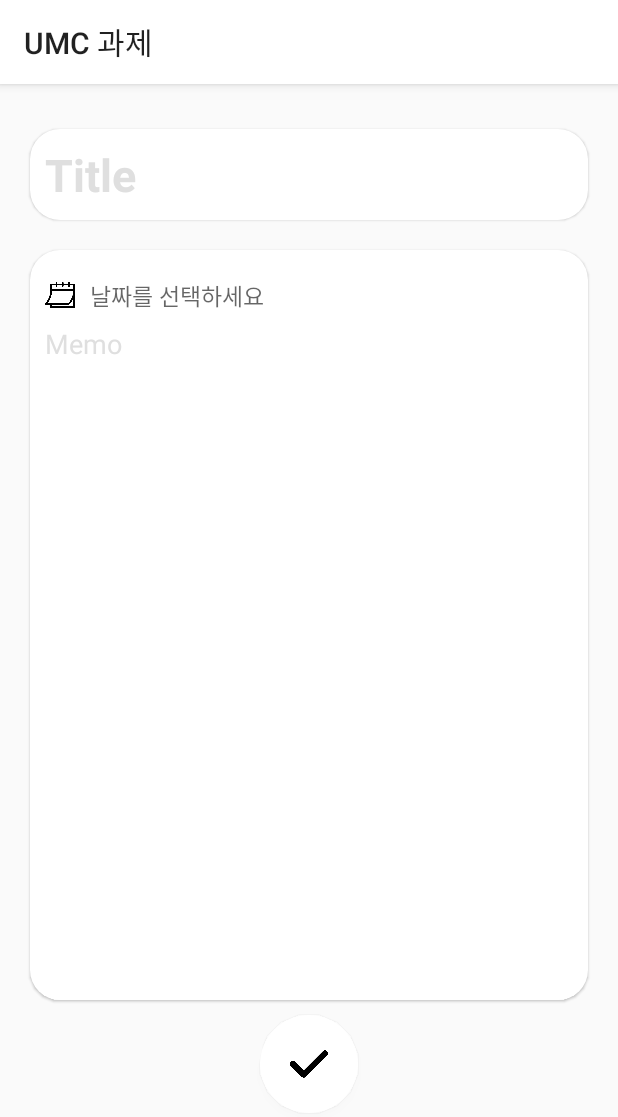
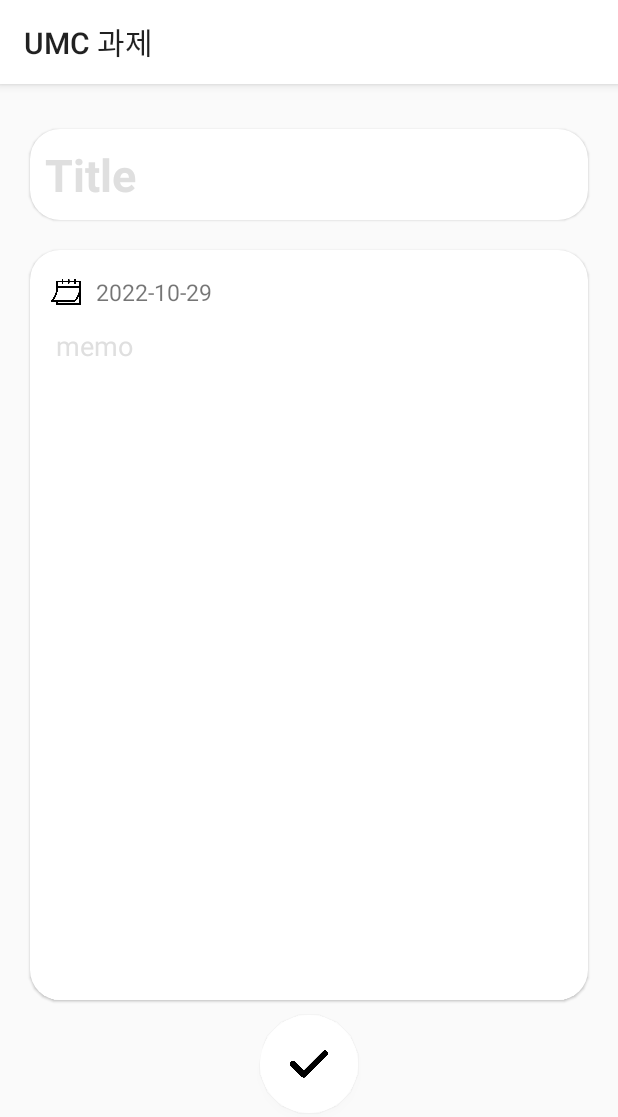
Before and after one commit to ss99x2002/UMC_Android, an Android app: the MemoActivity screen opened directly, with no data from a screen before it, on a phone screen of 412 x 824 dp. Shown: the top 1117 px of the screen. Run offline under Robolectric (Android 15) with nearby library versions, the light colour scheme and no system bars.

Commit message:
[ADD] 메모앱 - 날짜추가

```diff
--- a/app/build.gradle
+++ b/app/build.gradle
@@ -9,7 +9,7 @@ android {
 
     defaultConfig {
         applicationId "com.example.assignment4"
-        minSdk 21
+        minSdk 26
         targetSdk 33
         versionCode 1
         versionName "1.0"
--- a/app/src/main/AndroidManifest.xml
+++ b/app/src/main/AndroidManifest.xml
@@ -13,8 +13,7 @@
         android:theme="@style/Theme.Assignment4"
         tools:targetApi="31">
         <activity android:name=".memo.MemoListActivity"
-            android:exported="true"
-            android:theme="@style/SplashTheme">
+            android:exported="true">
             <intent-filter>
                 <action android:name="android.intent.action.MAIN" />
                 <category android:name="android.intent.category.LAUNCHER" />
--- a/app/src/main/java/com/example/assignment4/memo/MemoActivity.kt
+++ b/app/src/main/java/com/example/assignment4/memo/MemoActivity.kt
@@ -1,35 +1,54 @@
 package com.example.assignment4.memo
 
 import android.app.AlertDialog
+import android.app.DatePickerDialog
 import android.content.Intent
 import android.os.Bundle
 import android.text.Editable
 import androidx.activity.result.ActivityResultLauncher
 import androidx.activity.result.contract.ActivityResultContracts
 import androidx.appcompat.app.AppCompatActivity
+import com.example.assignment4.R
 import com.example.assignment4.databinding.ActivityMemoBinding
+import java.time.LocalDate
+import java.util.*
 
 class MemoActivity: AppCompatActivity() {
     private lateinit var binding: ActivityMemoBinding
-    lateinit var textVar: Editable
-    lateinit var titleVar : Editable
+    private lateinit var textVar: Editable
+    private lateinit var titleVar : Editable
+    private val calendar = Calendar.getInstance()
+    private val year = calendar.get(Calendar.YEAR)
+    private val month = calendar.get(Calendar.MONTH) + 1
+    private val day = calendar.get(Calendar.DAY_OF_MONTH)
+
     override fun onCreate(savedInstanceState: Bundle?) {
         super.onCreate(savedInstanceState)
         binding = ActivityMemoBinding.inflate(layoutInflater)
         setContentView(binding.root)
+        initView()
+    }
 
+    private fun initView()
+    {
         with(binding)
         {
             btnSave.setOnClickListener {
                 val mIntent = Intent(this@MemoActivity,MemoListActivity::class.java).apply{
                     putExtra("title","${etTitle.text}")
                     putExtra("note","${etMemo.text}")
-                    putExtra("day","2022.10.26(임시)")
+                    putExtra("day","${tvDay.text}")
                 }
                 setResult(RESULT_OK,mIntent)
                 if (!isFinishing) finish()
             }
+            tvDay.text = (LocalDate.now()).toString()
         }
+    }
+
+    override fun onRestart() {
+        super.onRestart()
+        showDialog()
     }
 
     override fun onStop() {
@@ -38,15 +57,11 @@ class MemoActivity: AppCompatActivity() {
         {
             textVar = etMemo.text
             titleVar = etTitle.text
-            etMemo.text=null
-            etTitle.text=null
+            etMemo.text.clear()
+            etTitle.text.clear()
         }
     }
 
-    override fun onRestart() {
-        super.onRestart()
-        showDialog()
-    }
     private fun showDialog()
     {
         val dialog = AlertDialog.Builder(this)
@@ -64,8 +79,8 @@ class MemoActivity: AppCompatActivity() {
                 titleVar.clear()
                 with(binding)
                 {
-                    etMemo.text = null
-                    etTitle.text= null
+                    etMemo.text.clear()
+                    etTitle.text.clear()
                 }
             }
             .create()
--- a/app/src/main/res/layout/activity_memo.xml
+++ b/app/src/main/res/layout/activity_memo.xml
@@ -15,7 +15,8 @@
         android:layout_marginEnd="20dp"
         android:textSize="30sp"
         android:elevation="1dp"
-        android:hint="Title"
+        android:inputType="text"
+        android:hint="@string/edit_title"
         android:textColorHint="@color/light_grey"
         android:padding="10dp"
         android:textColor="@color/black"
@@ -33,8 +34,17 @@
         android:elevation="1dp"
         android:layout_marginEnd="20dp"
         android:layout_marginStart="20dp"
-        android:padding="10dp"
+        android:padding="14dp"
         android:background="@drawable/view_card">
+
+        <androidx.constraintlayout.widget.ConstraintLayout
+            android:id="@+id/layout_select_day"
+            app:layout_constraintTop_toTopOf="parent"
+            app:layout_constraintStart_toStartOf="parent"
+            android:layout_marginTop="4dp"
+            android:layout_width="wrap_content"
+            android:layout_height="wrap_content"
+            android:orientation="horizontal">
 
             <ImageButton
                 android:id="@+id/btn_day"
@@ -44,8 +54,7 @@
                 android:src="@drawable/ic_calendar"
                 android:background="@color/white"
                 app:layout_constraintTop_toTopOf="parent"
-            app:layout_constraintStart_toStartOf="parent"
-            android:layout_marginTop="10dp"/>
+                app:layout_constraintStart_toStartOf="parent" />
             <TextView
                 android:id="@+id/tv_day"
                 android:layout_width="wrap_content"
@@ -55,19 +64,23 @@
                 android:textSize="15sp"
                 app:layout_constraintStart_toEndOf="@id/btn_day"
                 android:layout_marginStart="10dp"
-            android:hint="날짜를 선택하세요"/>
+                android:hint="@string/day"/>
+
+        </androidx.constraintlayout.widget.ConstraintLayout>
 
         <EditText
             android:id="@+id/et_memo"
+            android:inputType="textMultiLine"
             android:layout_width="match_parent"
             android:layout_height="430dp"
             app:layout_constraintTop_toTopOf="parent"
-            android:layout_marginTop="40dp"
+            android:layout_marginTop="34dp"
+            android:padding="3dp"
             app:layout_constraintStart_toStartOf="parent"
             app:layout_constraintEnd_toEndOf="parent"
             android:background="@drawable/view_card"
             android:gravity="top|start"
-            android:hint="Memo"
+            android:hint="@string/edit_memo"
             android:textColorHint="@color/light_grey"
             android:textSize="18sp" />
 
--- a/app/src/main/res/values/strings.xml
+++ b/app/src/main/res/values/strings.xml
@@ -6,7 +6,11 @@
     <string name="second_fragment_label">Second Fragment</string>
     <string name="next">Next</string>
     <string name="previous">Previous</string>
-
     <string name="hello_first_fragment">Hello first fragment</string>
     <string name="hello_second_fragment">Hello second fragment. Arg: %1$s</string>
+
+    //memo 앱
+    <string name="day">날짜칸</string>
+    <string name="edit_memo">memo</string>
+    <string name="edit_title">Title</string>
 </resources>
```
Also changed, not shown: app/src/main/java/com/example/assignment4/RVadapter/StandardRVAdapter.kt (+6 -6 lines), app/src/main/res/layout/item_memo.xml (+13 -13 lines), app/src/main/res/values/themes.xml (+7 -0 lines). Lines whose indentation alone changed are shown as unchanged.
